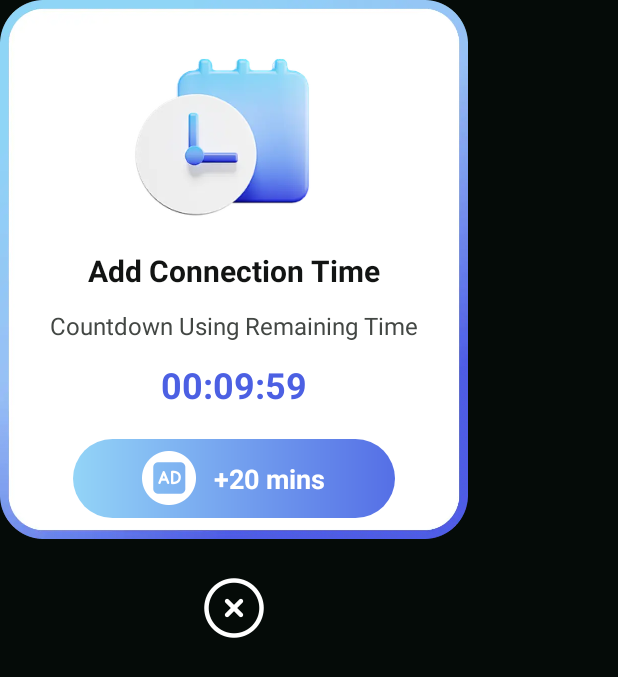
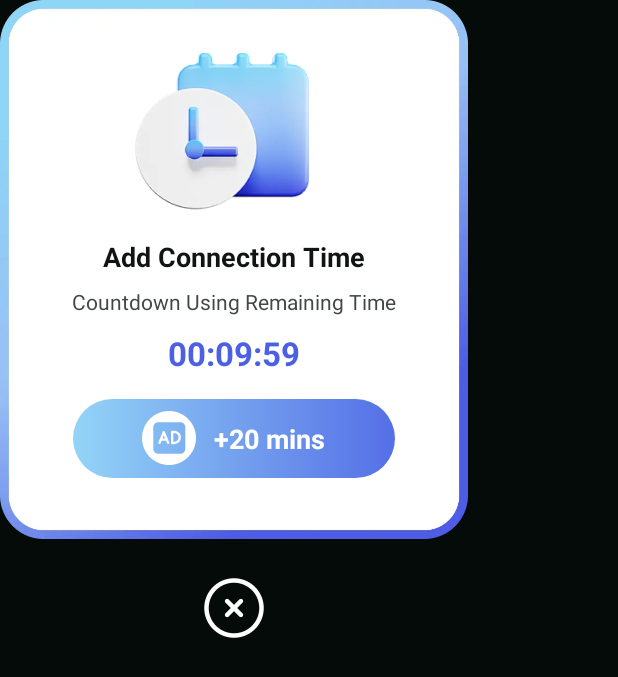
Before and after one commit to ZLdeSpirit/StarKnight, an Android app: the layout sk_dialog_add_time.xml on its own in the app's theme, with its tools: preview values and no code run, on a phone screen of 412 x 824 dp. Shown: the top 677 px of the screen. Run offline under Robolectric (Android 15) with nearby library versions, the phone set to English and light mode, and no system bars; network calls fail.

Commit message:
1.调整ui，因多语言可能显示异常

```diff
--- a/app/src/main/res/layout/sk_dialog_add_time.xml
+++ b/app/src/main/res/layout/sk_dialog_add_time.xml
@@ -20,16 +20,16 @@
             android:layout_width="134dp"
             android:layout_height="134dp"
             android:src="@drawable/sk_ic_add_time_tip"
-            android:layout_marginTop="16dp"/>
+            android:layout_marginTop="12dp"/>
 
         <TextView
             android:layout_width="wrap_content"
             android:layout_height="wrap_content"
-            android:layout_marginHorizontal="16dp"
-            android:layout_marginTop="16dp"
+            android:layout_marginHorizontal="12dp"
+            android:layout_marginTop="12dp"
             android:gravity="center"
             android:textStyle="bold"
-            android:textSize="20sp"
+            android:textSize="18sp"
             android:textColor="#121413"
             android:text="@string/sk_add_connection_time"/>
 
@@ -37,9 +37,9 @@
             android:layout_width="wrap_content"
             android:layout_height="wrap_content"
             android:layout_marginHorizontal="16dp"
-            android:layout_marginTop="12dp"
+            android:layout_marginTop="8dp"
             android:gravity="center"
-            android:textSize="16sp"
+            android:textSize="14sp"
             android:textColor="#434744"
             android:text="@string/sk_add_connection_time_desc"/>
 
@@ -48,9 +48,9 @@
             android:layout_width="wrap_content"
             android:layout_height="wrap_content"
             android:layout_marginHorizontal="16dp"
-            android:layout_marginTop="12dp"
+            android:layout_marginTop="10dp"
             android:gravity="center"
-            android:textSize="24sp"
+            android:textSize="22sp"
             android:textColor="#4C60E3"
             android:textStyle="bold"
             tools:text="00:09:59"/>
@@ -62,7 +62,7 @@
             android:gravity="center"
             android:orientation="horizontal"
             android:layout_marginHorizontal="48dp"
-            android:layout_marginTop="20dp"
+            android:layout_marginTop="16dp"
             android:background="@drawable/sk_button_type_2">
 
             <ImageView
--- a/app/src/main/res/layout/sk_dialog_reward_retry.xml
+++ b/app/src/main/res/layout/sk_dialog_reward_retry.xml
@@ -18,14 +18,14 @@
         <ImageView
             android:layout_width="32dp"
             android:layout_height="32dp"
-            android:layout_marginTop="20dp"
+            android:layout_marginTop="16dp"
             android:src="@drawable/sk_ic_warn"/>
 
         <TextView
             android:layout_width="wrap_content"
             android:layout_height="wrap_content"
             android:layout_marginTop="16dp"
-            android:layout_marginHorizontal="16dp"
+            android:layout_marginHorizontal="12dp"
             android:gravity="center"
             android:textSize="16sp"
             android:textColor="#181F21"
```
Also changed, not shown: app/src/main/res/layout/sk_native_ad_normal.xml (+4 -4 lines).
